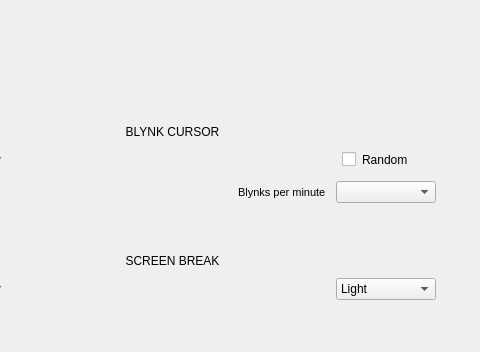
Before: the Qt Designer form blynk/blynkwindow.ui in flegall2014/Blynk, drawn with Qt 5; both pictures show x 135 to 615 and y 0 to 352 of the 615 by 615 pixel window.
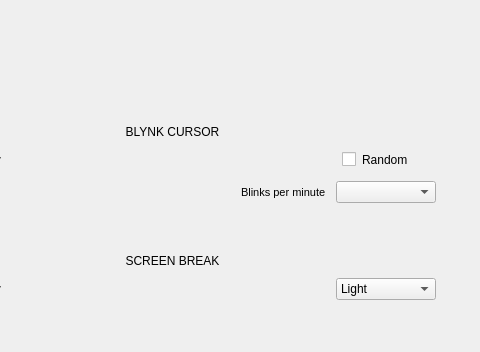
After: the same form once the commit is applied. Icons and pictures are not drawn. Custom widgets are drawn as their Qt base class.

What changed in the file:
```diff
--- a/blynk/blynkwindow.ui
+++ b/blynk/blynkwindow.ui
@@ -414,7 +414,7 @@
         </font>
        </property>
        <property name="text">
-        <string>Blynks per minute</string>
+        <string>Blinks per minute</string>
        </property>
       </widget>
      </item>
```
Left out of the diff: 24 changed lines with no effect on the pictures.
